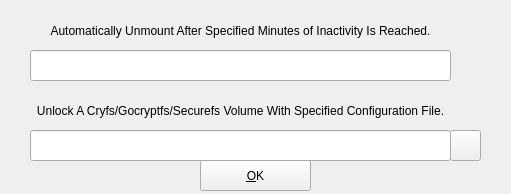
First picture: the form in src/options.ui, repository mhogomchungu/sirikali, before the edit.
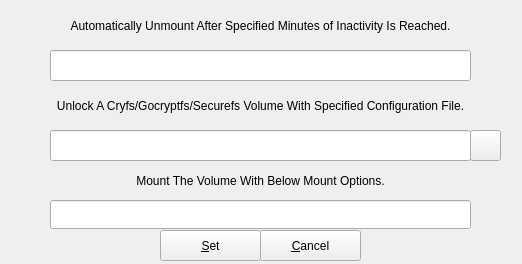
Second picture: the form after the edit.

Commit message: add ability to set mount option when unlocking a volume that is not in the favorites list

The edit to the form file:
```diff
--- a/src/options.ui
+++ b/src/options.ui
@@ -9,8 +9,8 @@
    <rect>
     <x>0</x>
     <y>0</y>
-    <width>511</width>
-    <height>194</height>
+    <width>522</width>
+    <height>264</height>
    </rect>
   </property>
   <property name="windowTitle">
@@ -19,25 +19,12 @@
   <widget class="QWidget" name="centralWidget" native="true">
    <property name="geometry">
     <rect>
-     <x>10</x>
+     <x>30</x>
      <y>0</y>
-     <width>491</width>
-     <height>191</height>
+     <width>481</width>
+     <height>261</height>
     </rect>
    </property>
-   <widget class="QPushButton" name="pbOK">
-    <property name="geometry">
-     <rect>
-      <x>190</x>
-      <y>160</y>
-      <width>111</width>
-      <height>31</height>
-     </rect>
-    </property>
-    <property name="text">
-     <string>&amp;OK</string>
-    </property>
-   </widget>
    <widget class="QLabel" name="label_2">
     <property name="geometry">
      <rect>
@@ -84,9 +71,9 @@
     <property name="geometry">
      <rect>
       <x>20</x>
-      <y>90</y>
+      <y>80</y>
       <width>421</width>
-      <height>41</height>
+      <height>51</height>
      </rect>
     </property>
     <property name="text">
@@ -113,9 +100,9 @@
     <property name="geometry">
      <rect>
       <x>20</x>
-      <y>10</y>
+      <y>0</y>
       <width>421</width>
-      <height>41</height>
+      <height>51</height>
      </rect>
     </property>
     <property name="text">
@@ -128,6 +115,61 @@
      <bool>true</bool>
     </property>
    </widget>
+   <widget class="QLineEdit" name="lineEditMountOptions">
+    <property name="geometry">
+     <rect>
+      <x>20</x>
+      <y>200</y>
+      <width>421</width>
+      <height>29</height>
+     </rect>
+    </property>
+   </widget>
+   <widget class="QLabel" name="label_4">
+    <property name="geometry">
+     <rect>
+      <x>20</x>
+      <y>160</y>
+      <width>421</width>
+      <height>41</height>
+     </rect>
+    </property>
+    <property name="text">
+     <string>Mount The Volume With Below Mount Options.</string>
+    </property>
+    <property name="alignment">
+     <set>Qt::AlignCenter</set>
+    </property>
+    <property name="wordWrap">
+     <bool>true</bool>
+    </property>
+   </widget>
+   <widget class="QPushButton" name="pbOK">
+    <property name="geometry">
+     <rect>
+      <x>130</x>
+      <y>230</y>
+      <width>101</width>
+      <height>31</height>
+     </rect>
+    </property>
+    <property name="text">
+     <string>&amp;Set</string>
+    </property>
+   </widget>
+   <widget class="QPushButton" name="pbCancel">
+    <property name="geometry">
+     <rect>
+      <x>230</x>
+      <y>230</y>
+      <width>101</width>
+      <height>31</height>
+     </rect>
+    </property>
+    <property name="text">
+     <string>&amp;Cancel</string>
+    </property>
+   </widget>
   </widget>
  </widget>
  <layoutdefault spacing="6" margin="11"/>
```
Left out of the diff: 3 changed lines with no effect on the pictures. The commit also changes 7 other files.
